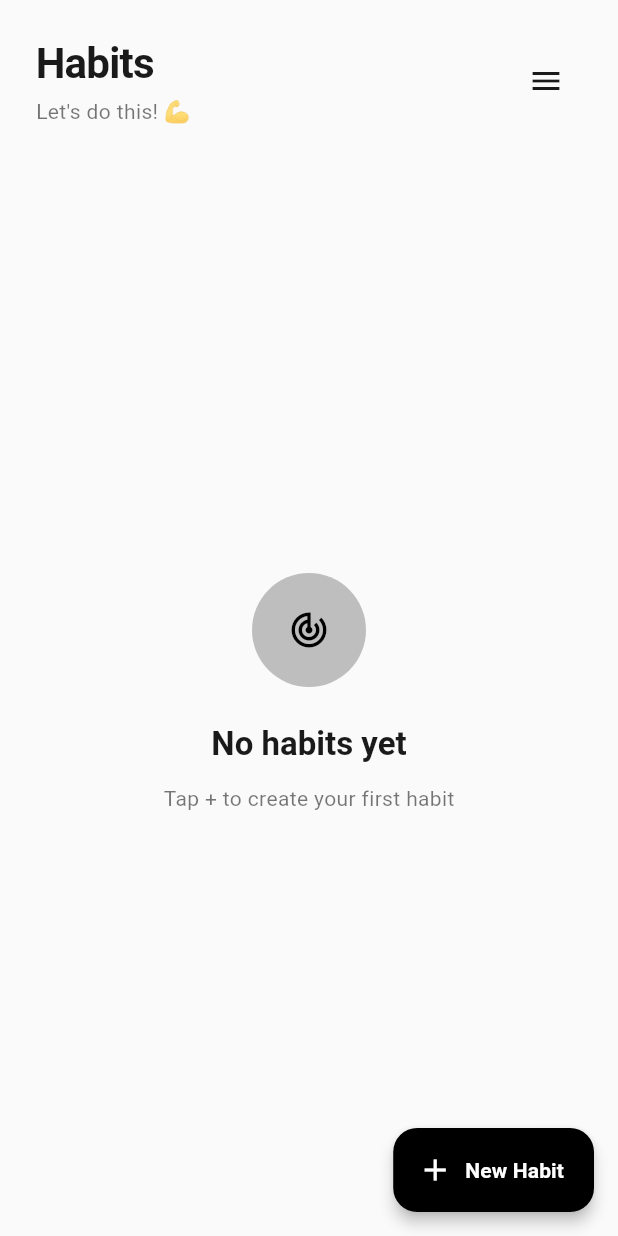
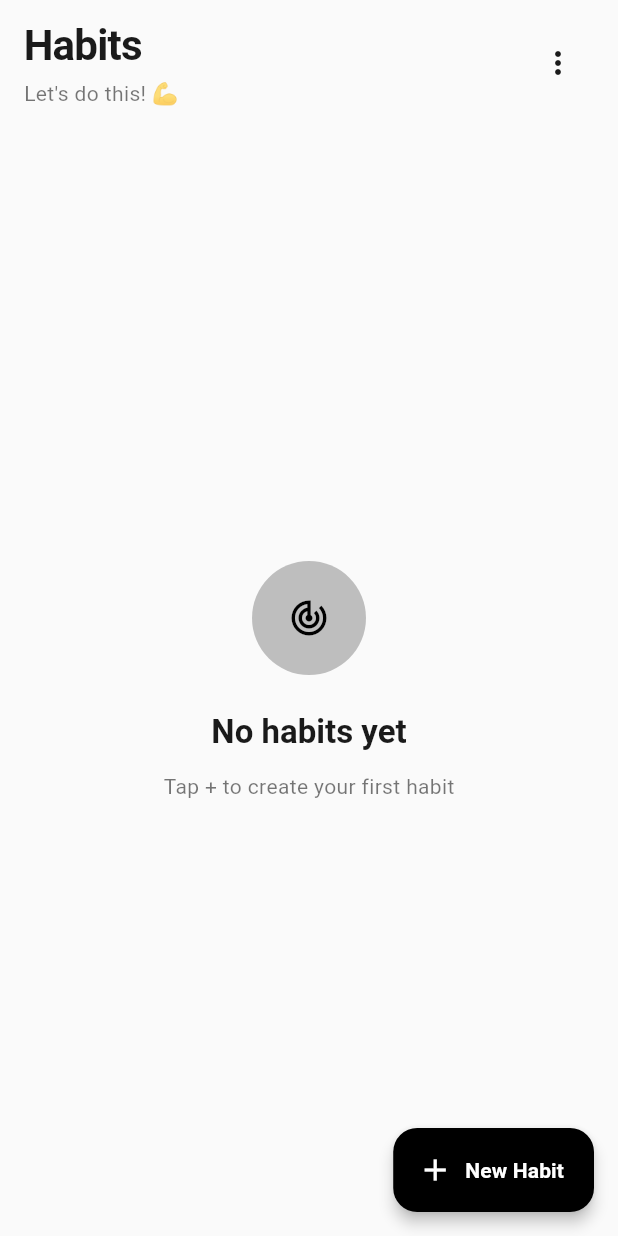
Before and after one commit to log-mind-365/tasklog, a Flutter app: the HabitsPage screen opened directly, on a phone screen of 412 x 824 dp. Run offline on Flutter 3.47's test engine with Material 3 defaults, Android fonts, the phone set to English and light mode, and no system bars; our stand-ins replace drift, drift_flutter, flutter_riverpod, freezed_annotation, google_mobile_ads, riverpod_annotation and 1 more; accounts and stored records are empty; generated files the repository leaves out were written again; network calls fail; Roboto replaces fonts that are missing (SF Pro Display).

Commit message:
style: 앱 헤더 UI 변경 및 아이콘 교체
앱 헤더의 좌우 패딩을 줄이고, 햄버거 메뉴 아이콘(`Icons.menu`)을 더보기 아이콘(`Icons.more_vert`)으로 변경하여 보다 간결한 디자인을 적용했습니다.

주요 변경사항:
- `habits_page.dart`, `todos_page.dart`의 헤더 패딩 축소
- 메뉴 아이콘을 `Icons.menu`에서 `Icons.more_vert`로 교체
- `todos_page.dart`에서 중복된 메뉴 버튼 코드 제거

```diff
--- a/lib/presentation/pages/habits_page.dart
+++ b/lib/presentation/pages/habits_page.dart
@@ -35,13 +35,12 @@ class HabitsPage extends ConsumerWidget {
             children: [
               // Custom AppBar
               Padding(
-                padding: const EdgeInsets.fromLTRB(
-                  AppConstants.spacingXXLarge,
-                  AppConstants.spacingXXLarge,
-                  AppConstants.spacingXXLarge,
-                  AppConstants.spacingLarge,
+                padding: const EdgeInsets.symmetric(
+                  horizontal: AppConstants.spacingLarge,
+                  vertical: AppConstants.spacingMedium,
                 ),
                 child: Row(
+                  mainAxisAlignment: MainAxisAlignment.spaceBetween,
                   children: [
                     Expanded(
                       child: Column(
@@ -70,7 +69,7 @@ class HabitsPage extends ConsumerWidget {
                     // Menu Button
                     IconButton(
                       icon: Icon(
-                        Icons.menu,
+                        Icons.more_vert,
                         color: theme.colorScheme.onSurface,
                       ),
                       onPressed: () {
```
Also changed, not shown: lib/presentation/pages/todos_page.dart (+23 -12 lines).
